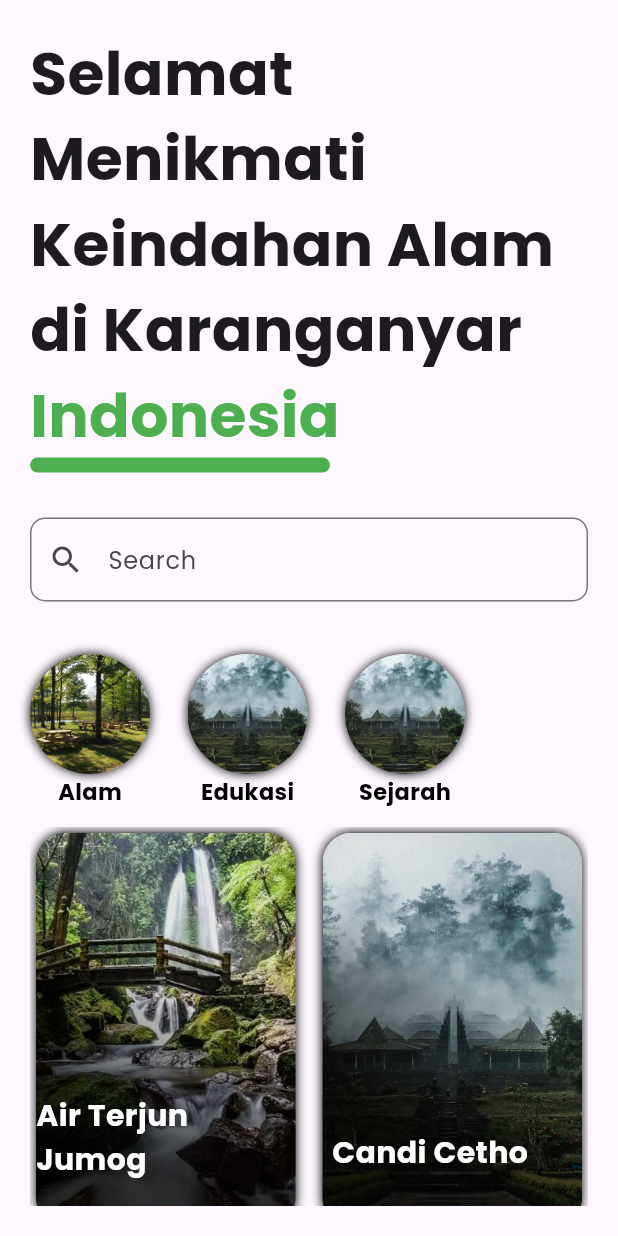
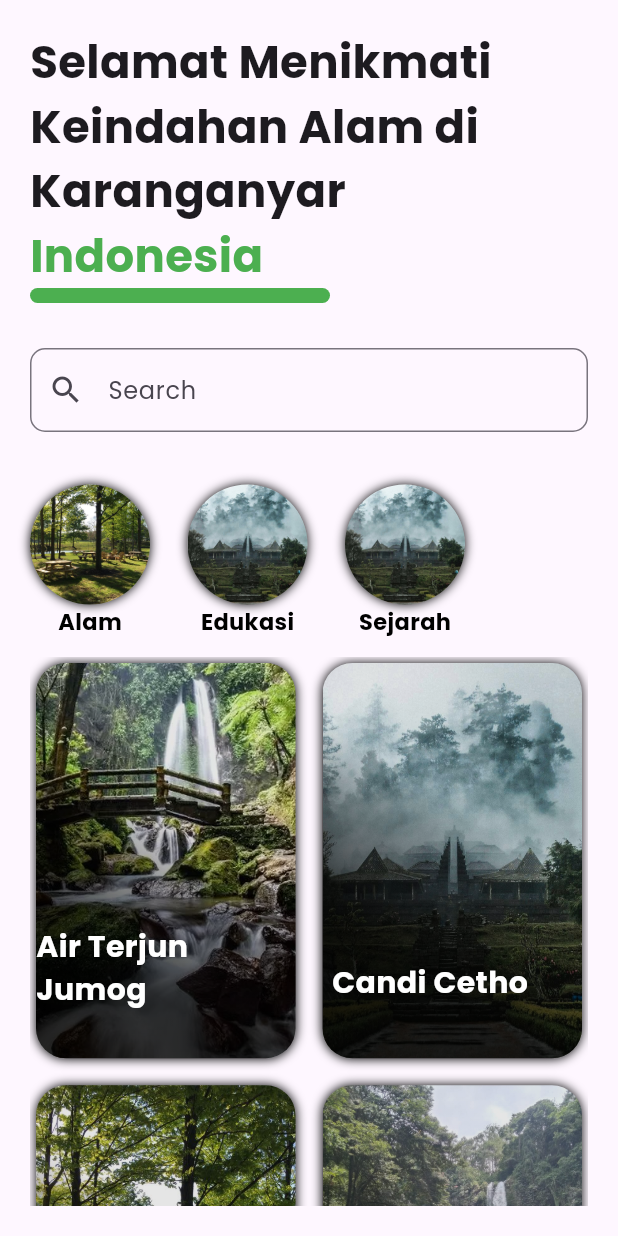
Before and after one commit to nanangstwan/UI-Tourism-Mobile-App, a Flutter app: the MainScreen screen opened directly, on a phone screen of 412 x 824 dp. Run offline on Flutter 3.47's test engine with Material 3 defaults, Android fonts, the phone set to English and light mode, and no system bars; our stand-ins replace google_fonts.

Commit message:
more responsive change

```diff
--- a/lib/detailpage.dart
+++ b/lib/detailpage.dart
@@ -1,6 +1,5 @@
 import 'package:flutter/material.dart';
 import 'package:projek_wisata/dummydata.dart';
-
 
 class DetailPage extends StatelessWidget {
   final WisataDataModel dataModel;
@@ -8,7 +7,6 @@ class DetailPage extends StatelessWidget {
 
   @override
   Widget build(BuildContext context) {
-
     return Scaffold(
         body: Stack(
       children: [
@@ -48,6 +46,7 @@ class DetailPage extends StatelessWidget {
       ],
     ));
   }
+
   scroll(BuildContext context) {
     final Size mediaQuery = MediaQuery.of(context).size;
     return DraggableScrollableSheet(
--- a/lib/dummydata.dart
+++ b/lib/dummydata.dart
@@ -1,5 +1,3 @@
-import 'package:flutter/material.dart';
-
 class WisataDataModel {
   String? id;
   String? nama;
--- a/lib/home.dart
+++ b/lib/home.dart
@@ -8,6 +8,7 @@ class MainScreen extends StatelessWidget {
   @override
   Widget build(BuildContext context) {
     return Scaffold(
+      resizeToAvoidBottomInset: false,
       body: LayoutBuilder(
           builder: (BuildContext context, BoxConstraints constraints) {
         if (constraints.maxWidth <= 600) {
@@ -66,19 +67,18 @@ class _MyHomeState extends State<MyHome> {
           padding: const EdgeInsets.all(20),
           child: Column(
             children: [
-              Container(
-                child: Column(
+              Column(
                 crossAxisAlignment: CrossAxisAlignment.start,
                 children: [
                   const Text(
                     'Selamat Menikmati Keindahan Alam di Karanganyar',
                     style:
-                          TextStyle(fontSize: 40, fontWeight: FontWeight.bold),
+                        TextStyle(fontSize: 30, fontWeight: FontWeight.bold),
                   ),
                   const Text(
                     'Indonesia',
                     style: TextStyle(
-                        fontSize: 40,
+                      fontSize: 30,
                       color: Colors.green,
                       fontWeight: FontWeight.bold,
                     ),
@@ -91,7 +91,6 @@ class _MyHomeState extends State<MyHome> {
                         borderRadius: BorderRadius.circular(20)),
                   )
                 ],
-                ),
               ),
               const SizedBox(height: 30),
                 TextField(
@@ -166,7 +165,8 @@ class _MyHomeState extends State<MyHome> {
                                   ),
                                 ),
                                 child: Align(
-                                  alignment: const AlignmentDirectional(-0.7, 0.7),
+                                  alignment:
+                                      const AlignmentDirectional(-0.7, 0.7),
                                   child: Text(
                                     '${item['nama']}',
                                     style: const TextStyle(
--- a/pubspec.yaml
+++ b/pubspec.yaml
@@ -19,7 +19,7 @@ publish_to: 'none' # Remove this line if you wish to publish to pub.dev
 version: 1.0.0+1
 
 environment:
-  sdk: '>=3.1.5 <4.0.0'
+  sdk: '>=3.2.0 <4.0.0'
 
 # Dependencies specify other packages that your package needs in order to work.
 # To automatically upgrade your package dependencies to the latest versions
```
Also changed, not shown: image/1.1.jpg (added), image/1.2.jpg (added), image/1.3.jpg (added), pubspec.lock. Lines whose indentation alone changed are shown as unchanged.
